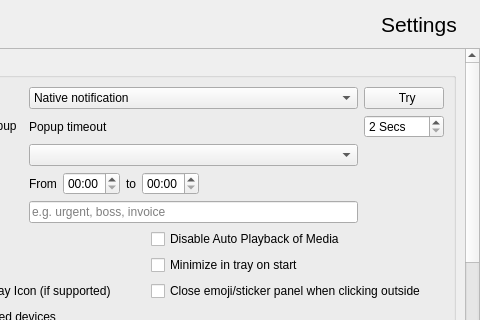
The window that src/settingswidget.ui (shakaran/whatly) describes before a commit, drawn with Qt 5; both pictures show x 171 to 651 and y 0 to 320 of the 651 by 841 pixel window.
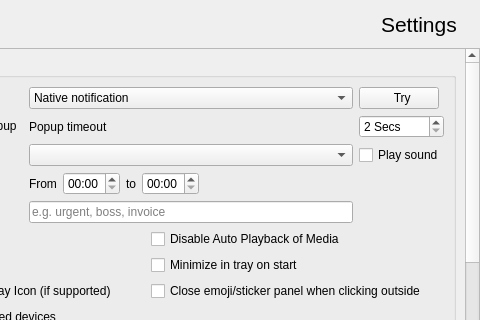
The same window after the commit. Icons and pictures are not drawn.

Commit message:
feat(notifications): play a sound for new messages (#120)
Notifications now set the freedesktop "sound-name" hint (message-new-instant) so
the desktop's notification service plays its new-message sound; several setups
stayed silent without it. On by default, with a "Play sound" toggle under
Notifications. The two new strings are translated into all sixteen languages.

```diff
--- a/src/settingswidget.ui
+++ b/src/settingswidget.ui
@@ -318,6 +318,16 @@
               </property>
              </widget>
             </item>
+            <item row="2" column="2">
+             <widget class="QCheckBox" name="notificationSoundCheckBox">
+              <property name="toolTip">
+               <string>Ask the notification service to play a sound for new messages.</string>
+              </property>
+              <property name="text">
+               <string>Play sound</string>
+              </property>
+             </widget>
+            </item>
             <item row="3" column="0">
              <widget class="QCheckBox" name="dndCheckBox">
               <property name="toolTip">
```
The commit also changes 20 other files.
